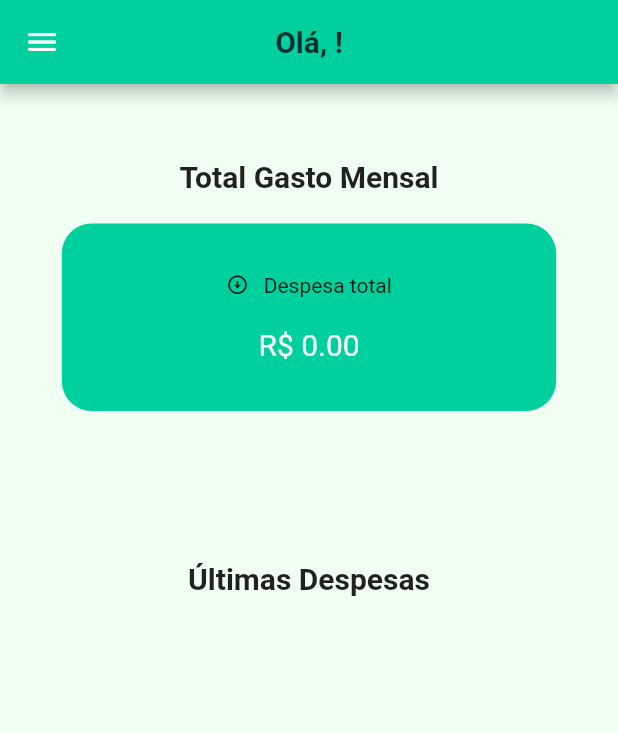
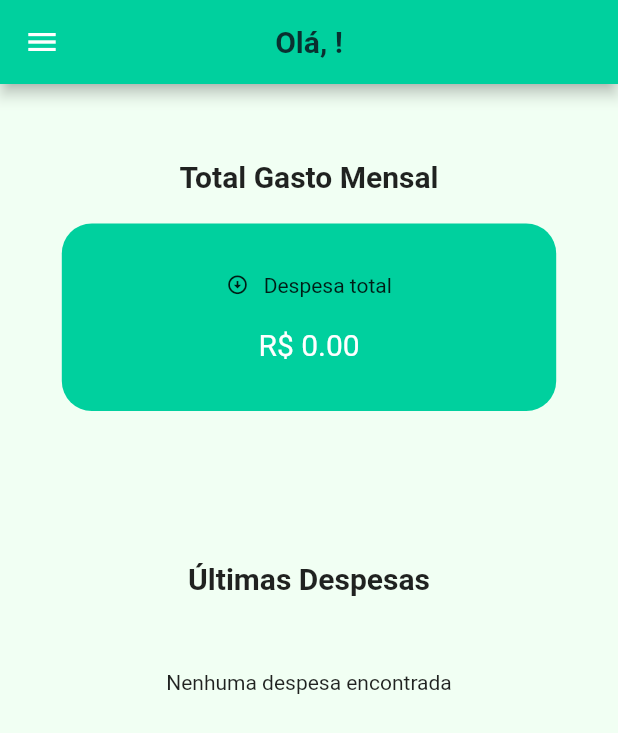
Before and after one commit to Madson-Carvalho/expenses_control, a Flutter app: the HomePage widget shown alone on an empty page, opened directly, on a phone screen of 412 x 824 dp. Shown: the top 733 px of the screen. Run offline on Flutter 3.47's test engine with Material 3 defaults, Android fonts, the phone set to English and light mode, and no system bars; our stand-ins replace cloud_firestore, firebase_auth, firebase_core; accounts and stored records are empty.

Commit message:
Implementação de update.

```diff
--- a/lib/services/firestore_service.dart
+++ b/lib/services/firestore_service.dart
@@ -91,8 +91,7 @@ class FirestoreService {
 
   putRegisterExpense(String id, String expenseName, double value,
       String category, DateTime parsedDate, String comment) async {
-    await db.collection('Expenes_Control').add({
-      "Document ID": id,
+    await db.collection('Expenes_Control').doc(id).update({
       "title": expenseName,
       "value": value,
       "category": category,
--- a/lib/views/home_page.dart
+++ b/lib/views/home_page.dart
@@ -1,8 +1,6 @@
 import 'package:expenses_control/services/auth_service.dart';
 import 'package:expenses_control/widgets/base_page.dart';
-import 'package:flutter/cupertino.dart';
 import 'package:flutter/material.dart';
-import 'package:flutter/widgets.dart';
 import 'package:intl/intl.dart';
 
 import '../services/firestore_service.dart';
@@ -17,15 +15,12 @@ class HomePage extends StatefulWidget {
 class _HomePageState extends State<HomePage> {
   String userName = '';
   double totalExpenses = 0.0;
-  var _recentExpenses = [];
 
   @override
   void initState() {
     super.initState();
-
     _loadUserName();
     _loadTotalExpenses();
-    _loadRecentExpenses();
   }
 
   @override
@@ -77,27 +72,42 @@ class _HomePageState extends State<HomePage> {
                 ],
               ),
             ),
-            Column(children: [
             const Text(
               "Últimas Despesas",
               style: TextStyle(fontSize: 20, fontWeight: FontWeight.w600),
             ),
             const SizedBox(height: 50),
-              SizedBox(
+            FutureBuilder<dynamic>(
+              future: FirestoreService().getLastExpenses(),
+              builder: (context, snapshot) {
+                if (snapshot.connectionState == ConnectionState.waiting) {
+                  return const Center(child: CircularProgressIndicator());
+                } else if (snapshot.hasError) {
+                  return const Center(
+                      child: Text("Erro ao carregar as despesas"));
+                } else if (!snapshot.hasData || snapshot.data!.isEmpty) {
+                  return const Center(
+                      child: Text("Nenhuma despesa encontrada"));
+                } else {
+                  var recentExpenses = snapshot.data!;
+
+                  return SizedBox(
                     height: 400,
                     child: ListView.separated(
-                  itemCount: _recentExpenses.length,
+                      itemCount: recentExpenses.length,
                       itemBuilder: (context, index) {
                         return ListTile(
                           iconColor: const Color(0xFF6DB6FE),
                           leading: const Icon(Icons.monetization_on),
-                      title: Text('${_recentExpenses[index]['title']} \n ${_recentExpenses[index]['category']}'),
+                          title: Text(
+                              '${recentExpenses[index]['title']} \n ${recentExpenses[index]['category']}'),
                           subtitle: Text(
-                          DateFormat('dd/MM/yyyy hh:mm:ss').format(_recentExpenses[index]['date'].toDate()),
+                            DateFormat('dd/MM/yyyy hh:mm:ss')
+                                .format(recentExpenses[index]['date'].toDate()),
                             style: const TextStyle(color: Color(0xFF0068FF)),
                           ),
                           trailing: Text(
-                        '- R\$ ${_recentExpenses[index]['value'].toStringAsFixed(2)}',
+                            '- R\$ ${recentExpenses[index]['value'].toStringAsFixed(2)}',
                             style: const TextStyle(color: Color(0xFF0068FF)),
                           ),
                         );
@@ -105,8 +115,10 @@ class _HomePageState extends State<HomePage> {
                       separatorBuilder: (context, index) =>
                           const Divider(color: Color(0xFF00D09E)),
                     ),
+                  );
+                }
+              },
             ),
-            ]),
           ],
         ),
       ),
@@ -128,12 +140,4 @@ class _HomePageState extends State<HomePage> {
       totalExpenses = total;
     });
   }
-
-  Future<void> _loadRecentExpenses() async {
-    var recentExpenses = await FirestoreService().getLastExpenses();
-
-    setState(() {
-      _recentExpenses = recentExpenses;
-    });
 }
-}
```
Also changed, not shown: lib/views/expenses_view_page.dart (+20 -18 lines), lib/views/register_expenses.dart (+5 -4 lines). Lines whose indentation alone changed are shown as unchanged.
